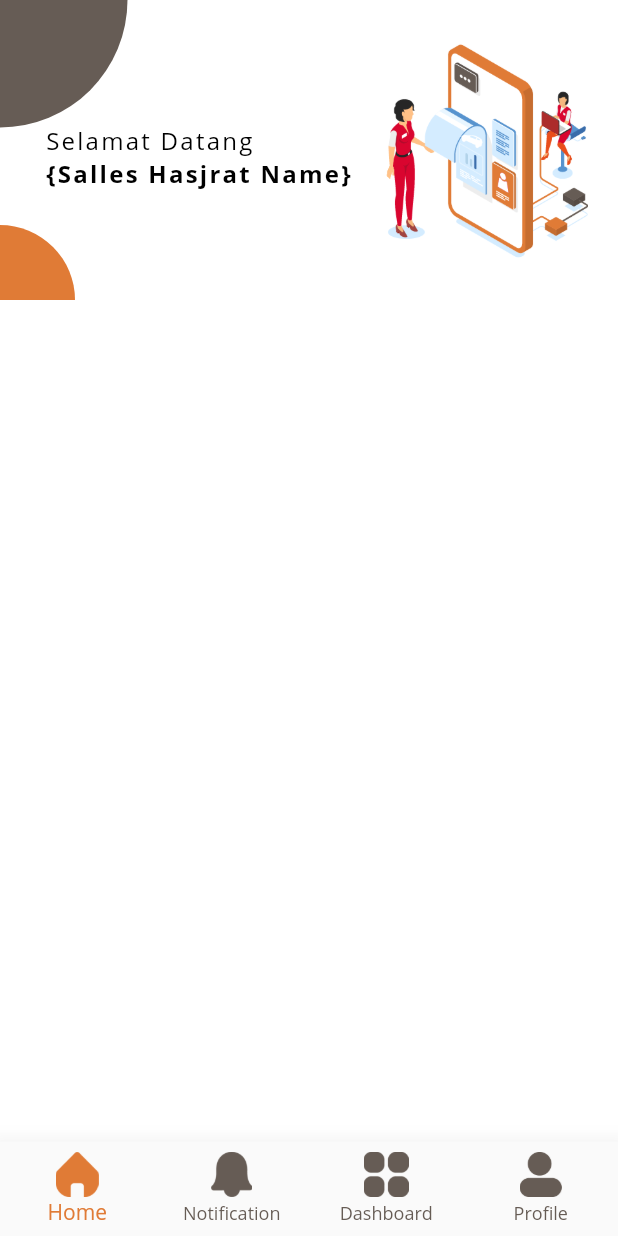
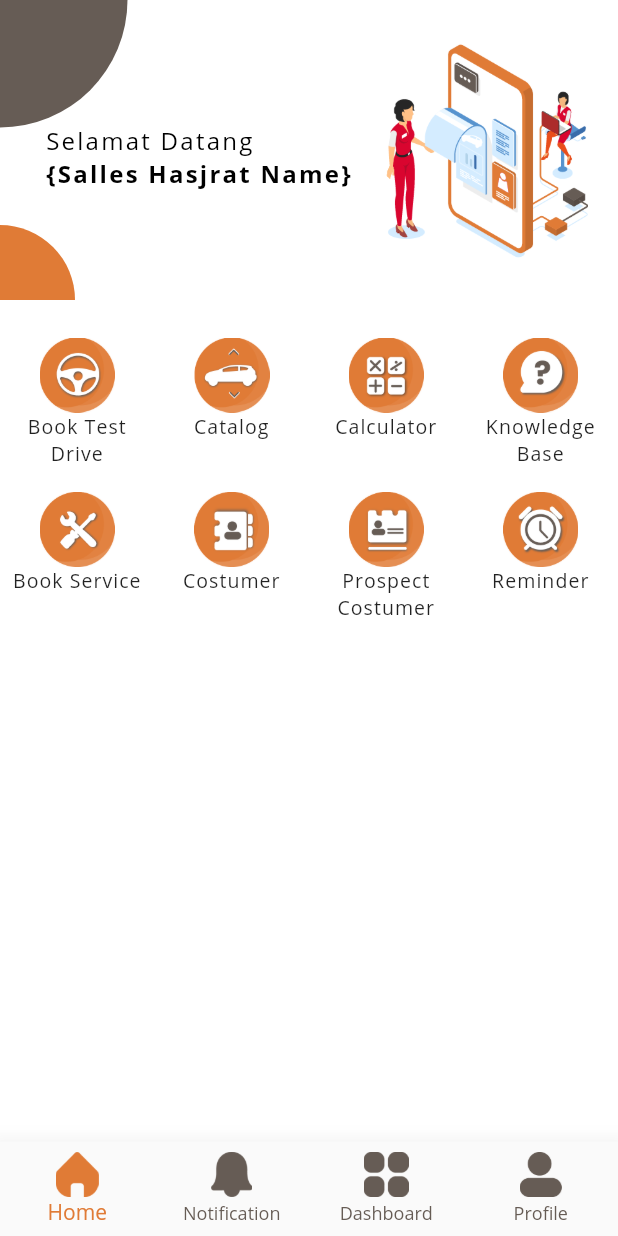
Before and after one commit to primajatnika271995/Hasjrat-Asistant, a Flutter app: the screen it shows after launch, on a phone screen of 412 x 824 dp. Run offline on Flutter 3.47's test engine with Material 2 defaults, Android fonts, the phone set to English and light mode, and no system bars; our stand-ins replace dio, get_it, shared_preferences; missing offline and left inert: simple_logger.

Commit message:
List Menu on Home Screen

```diff
--- a/lib/src/utils/app_theme.dart
+++ b/lib/src/utils/app_theme.dart
@@ -12,39 +12,18 @@ class AppTheme {
   // Font Name
   static const String fontName = 'Open-Sans';
 
-  static const TextStyle display4 = TextStyle(
+  static const TextStyle selamatDatangStyle = TextStyle(
     fontFamily: fontName,
-    fontWeight: FontWeight.bold,
-    fontSize: 110,
-    letterSpacing: 0.4,
-    height: 0.9,
-    color: darkText,
+    color: Colors.black,
+    fontSize: 16,
+    letterSpacing: 1.5,
   );
 
-  static const TextStyle display3 = TextStyle(
+  static const TextStyle namaSalesStyle = TextStyle(
     fontFamily: fontName,
-    fontWeight: FontWeight.bold,
-    fontSize: 54,
-    letterSpacing: 0.4,
-    height: 0.9,
-    color: darkText,
-  );
-
-  static const TextStyle display2 = TextStyle(
-    fontFamily: fontName,
-    fontWeight: FontWeight.bold,
-    fontSize: 42,
-    letterSpacing: 0.4,
-    height: 0.9,
-    color: darkText,
-  );
-
-  static const TextStyle display1 = TextStyle(
-    fontFamily: fontName,
-    fontWeight: FontWeight.bold,
-    fontSize: 36,
-    letterSpacing: 0.4,
-    height: 0.9,
-    color: darkText,
+    color: Colors.black,
+    fontWeight: FontWeight.w700,
+    fontSize: 16,
+    letterSpacing: 1.5,
   );
 }
--- a/lib/src/views/home_page/home_screen.dart
+++ b/lib/src/views/home_page/home_screen.dart
@@ -2,7 +2,6 @@ import 'package:flutter/cupertino.dart';
 import 'package:flutter/material.dart';
 import 'package:salles_tools/src/utils/app_theme.dart';
 import 'package:salles_tools/src/utils/hex_converter.dart';
-import 'package:salles_tools/src/utils/screen_size.dart';
 
 class HomeScreen extends StatefulWidget {
   @override
@@ -12,6 +11,28 @@ class HomeScreen extends StatefulWidget {
 class _HomeScreenState extends State<HomeScreen> {
   var _scaffoldKey = new GlobalKey<ScaffoldState>();
 
+  List<String> _menuName = [
+    "Book Test Drive",
+    "Catalog",
+    "Calculator",
+    "Knowledge Base",
+    "Book Service",
+    "Costumer",
+    "Prospect Costumer",
+    "Reminder",
+  ];
+
+  List<String> _assetsMenu = [
+    "assets/icons/book_test_drive_icon.png",
+    "assets/icons/catalog_icon.png",
+    "assets/icons/calculator_icon.png",
+    "assets/icons/knowledge_base_icon.png",
+    "assets/icons/book_service_icon.png",
+    "assets/icons/costumer_icon.png",
+    "assets/icons/prospect_costumer_icon.png",
+    "assets/icons/reminder_icon.png",
+  ];
+
   @override
   Widget build(BuildContext context) {
     return Scaffold(
@@ -20,6 +41,47 @@ class _HomeScreenState extends State<HomeScreen> {
       body: CustomScrollView(
         slivers: <Widget>[
           sliverAppBar(),
+          SliverPadding(
+            padding: EdgeInsets.only(top: 20),
+            sliver: SliverGrid(
+              gridDelegate: SliverGridDelegateWithFixedCrossAxisCount(
+                crossAxisCount: 4,
+              ),
+              delegate: SliverChildBuilderDelegate(
+                (context, index) {
+                  return Material(
+                    color: Colors.white,
+                    child: InkWell(
+                      onTap: () {},
+                      child: Padding(
+                        padding: const EdgeInsets.only(top: 5),
+                        child: Column(
+                          mainAxisAlignment: MainAxisAlignment.start,
+                          children: <Widget>[
+                            Image.asset(
+                              _assetsMenu[index],
+                              height: 50,
+                            ),
+                            Flexible(
+                              child: Text(
+                                _menuName[index],
+                                style: TextStyle(
+                                  letterSpacing: 0.7,
+                                  fontSize: 13,
+                                ),
+                                textAlign: TextAlign.center,
+                              ),
+                            ),
+                          ],
+                        ),
+                      ),
+                    ),
+                  );
+                },
+                childCount: 8,
+              ),
+            ),
+          ),
         ],
       ),
     );
@@ -44,20 +106,11 @@ class _HomeScreenState extends State<HomeScreen> {
                       children: <Widget>[
                         Text(
                           "Selamat Datang",
-                          style: TextStyle(
-                            color: Colors.black,
-                            fontSize: 16,
-                            letterSpacing: 1.5,
-                          ),
+                          style: AppTheme.selamatDatangStyle,
                         ),
                         Text(
                           "{Salles Hasjrat Name}",
-                          style: TextStyle(
-                            color: Colors.black,
-                            fontWeight: FontWeight.w700,
-                            fontSize: 16,
-                            letterSpacing: 1.5,
-                          ),
+                          style: AppTheme.namaSalesStyle,
                         ),
                       ],
                     ),
```
Also changed, not shown: assets/icons/book_service_icon.png (added), assets/icons/book_test_drive_icon.png (added), assets/icons/calculator_icon.png (added), assets/icons/catalog_icon.png (added), assets/icons/costumer_icon.png (added), assets/icons/knowledge_base_icon.png (added), assets/icons/prospect_costumer_icon.png (added), assets/icons/reminder_icon.png (added).
